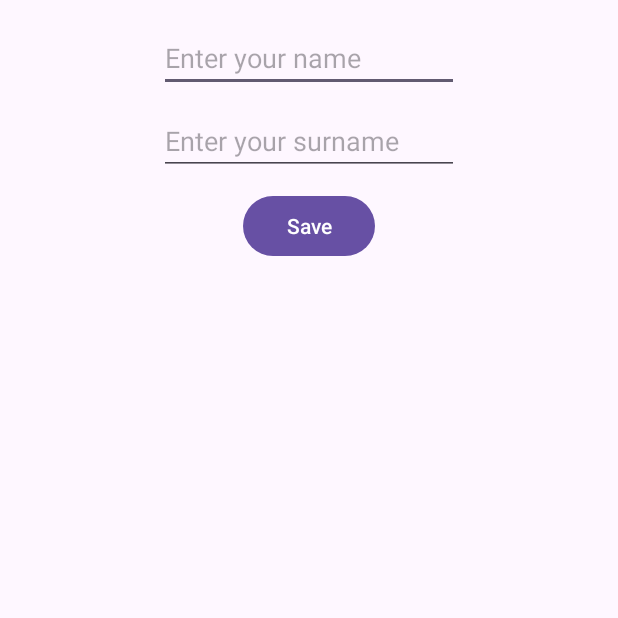
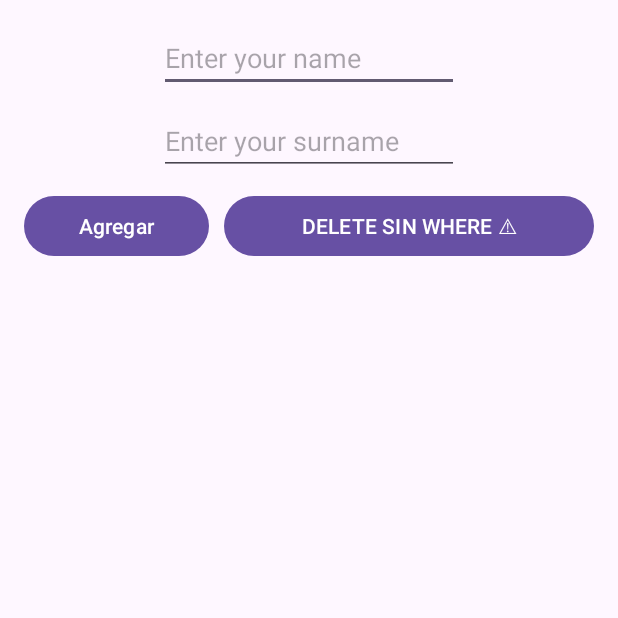
Before and after one commit to EmmaCG19/Room-example, an Android app: the screen it shows after launch (MainActivity), on a phone screen of 412 x 824 dp, the top half of it. Run offline under Robolectric (Android 15) with nearby library versions, the phone set to English and light mode, and no system bars; our stand-ins replace Room's generated code.

Commit message:
Add example with DELETE FROM without WHERE

```diff
--- a/app/src/main/java/com/example/tutoroomdevkiper/data/UserDAO.kt
+++ b/app/src/main/java/com/example/tutoroomdevkiper/data/UserDAO.kt
@@ -10,6 +10,9 @@ interface UserDAO {
     @Query("SELECT * FROM users")
     suspend fun getUsers(): List<UserEntity>
 
+    @Query("DELETE FROM users")
+    suspend fun deleteAllUsers()
+
     @Insert(onConflict = OnConflictStrategy.REPLACE)
     suspend fun insertUser(user: UserEntity)
 }
--- a/app/src/main/java/com/example/tutoroomdevkiper/data/UserRepository.kt
+++ b/app/src/main/java/com/example/tutoroomdevkiper/data/UserRepository.kt
@@ -21,4 +21,8 @@ class UserRepository(
         userDAO.insertUser(entity)
     }
 
+    suspend fun deleteAllUsers() {
+        userDAO.deleteAllUsers()
+    }
+
 }
--- a/app/src/main/res/layout/activity_main.xml
+++ b/app/src/main/res/layout/activity_main.xml
@@ -26,12 +26,30 @@
         android:maxLines="1"
         android:singleLine="true" />
 
-    <Button
-        android:id="@+id/btnSave"
-        android:layout_width="wrap_content"
+    <LinearLayout
+        android:layout_width="match_parent"
         android:layout_height="wrap_content"
-        android:layout_marginTop="10dp"
-        android:text="@string/btn_Save" />
+        android:gravity="center_horizontal"
+        android:layout_marginVertical="10dp"
+        android:orientation="horizontal">
+
+        <Button
+            android:id="@+id/btnSave"
+            android:layout_width="0dp"
+            android:layout_weight="1"
+            android:layout_marginEnd="10dp"
+            android:layout_height="wrap_content"
+            android:text="@string/btn_save" />
+
+        <Button
+            android:id="@+id/btnDelete"
+            android:layout_width="0dp"
+            android:layout_weight="2"
+            android:layout_height="wrap_content"
+            android:text="@string/btn_delete_all" />
+
+    </LinearLayout>
+
 
     <androidx.recyclerview.widget.RecyclerView
         android:id="@+id/rvUsers"
--- a/app/src/main/res/values/strings.xml
+++ b/app/src/main/res/values/strings.xml
@@ -2,5 +2,6 @@
     <string name="app_name">TutoRoomDevKiper</string>
     <string name="etSurname_hint_text">Enter your surname</string>
     <string name="etName_hint_text">Enter your name</string>
-    <string name="btn_Save">Save</string>
+    <string name="btn_save">Agregar</string>
+    <string name="btn_delete_all">DELETE SIN WHERE ⚠</string>
 </resources>
```
Also changed, not shown: app/src/main/java/com/example/tutoroomdevkiper/ui/MainActivity.kt (+26 -5 lines), app/src/main/java/com/example/tutoroomdevkiper/utilities/Utilities.kt (added, +14 -0 lines).
